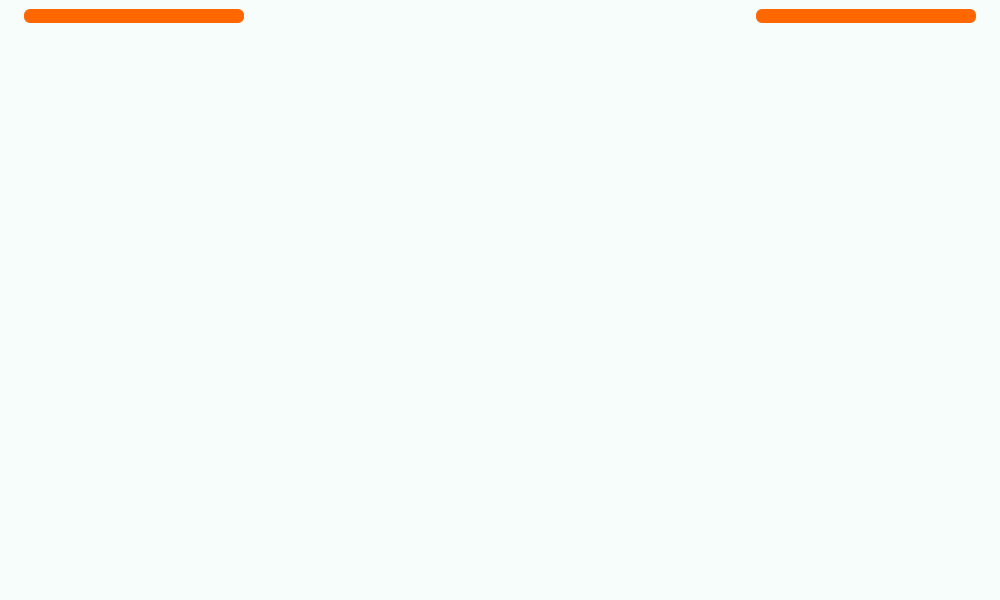
The window that main.ui (Farazist/raspberrypi-app) describes before a commit, drawn with Qt 5.
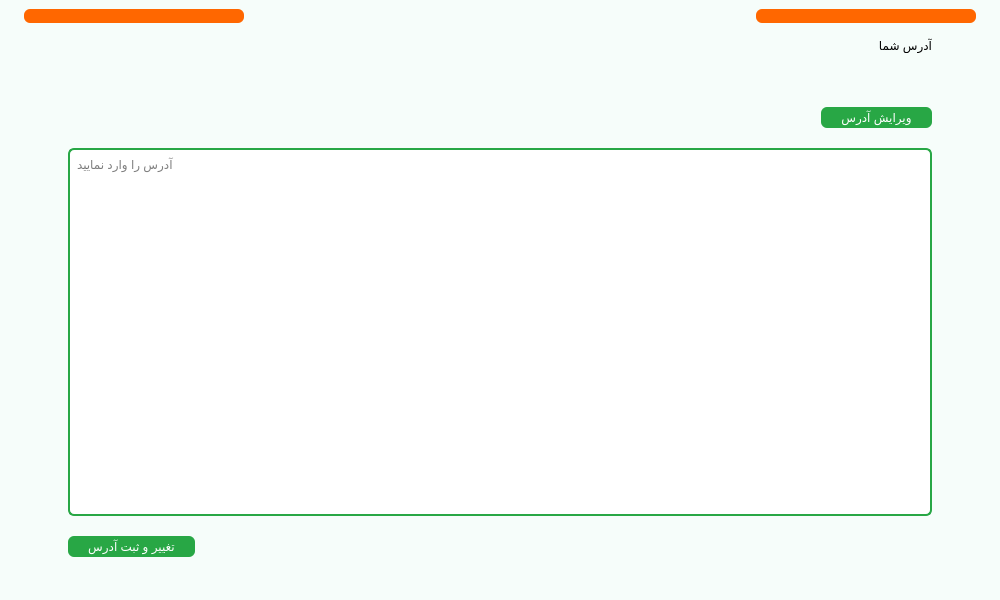
The same window after the commit. The open tabs and pages were chosen to show the change. Icons and pictures are not drawn.

```diff
--- a/main.ui
+++ b/main.ui
@@ -143,6 +143,9 @@
         <height>478</height>
        </size>
       </property>
+      <property name="layoutDirection">
+       <enum>Qt::LeftToRight</enum>
+      </property>
       <property name="currentIndex">
        <number>14</number>
       </property>
@@ -3332,7 +3335,135 @@
       <widget class="QWidget" name="pageCharity"/>
       <widget class="QWidget" name="pageEnvirnmentalProtection"/>
       <widget class="QWidget" name="pageDepositToWallet"/>
-      <widget class="QWidget" name="pageChargingResidentialUnit"/>
+      <widget class="QWidget" name="pageChargingResidentialUnit">
+       <layout class="QVBoxLayout" name="verticalLayout_33">
+        <property name="spacing">
+         <number>6</number>
+        </property>
+        <property name="leftMargin">
+         <number>9</number>
+        </property>
+        <property name="rightMargin">
+         <number>9</number>
+        </property>
+        <item>
+         <layout class="QVBoxLayout" name="verticalLayout_32">
+          <property name="spacing">
+           <number>20</number>
+          </property>
+          <property name="leftMargin">
+           <number>50</number>
+          </property>
+          <property name="rightMargin">
+           <number>50</number>
+          </property>
+          <item>
+           <layout class="QVBoxLayout" name="verticalLayout_38">
+            <item alignment="Qt::AlignRight">
+             <widget class="QLabel" name="lblAddressTitle">
+              <property name="styleSheet">
+               <string notr="true">font: 26pt &quot;IRANSans&quot;;
+color:#000000;</string>
+              </property>
+              <property name="text">
+               <string>آدرس شما</string>
+              </property>
+             </widget>
+            </item>
+            <item alignment="Qt::AlignRight">
+             <widget class="QLabel" name="lblUserAddress">
+              <property name="styleSheet">
+               <string notr="true">font: 22pt &quot;IRANSans&quot;;
+color:#000000;</string>
+              </property>
+              <property name="text">
+               <string/>
+              </property>
+             </widget>
+            </item>
+            <item alignment="Qt::AlignRight">
+             <widget class="QPushButton" name="btnChangedUserAddress">
+              <property name="styleSheet">
+               <string notr="true">QPushButton{
+background-color: #28a745;
+color: rgb(255, 255, 255);
+font: 24pt &quot;IRANSans&quot;;
+padding-left: 20px; 
+padding-right: 20px; 
+padding-top: 3px; 
+padding-bottom: 3px; 
+border: none; 
+border-radius: 6px;
+outline-style: none;
+}
+QPushButton:pressed {
+background-color: #145222;
+border-style: inset;
+}</string>
+              </property>
+              <property name="text">
+               <string>ویرایش آدرس</string>
+              </property>
+             </widget>
+            </item>
+           </layout>
+          </item>
+          <item>
+           <widget class="QTextEdit" name="tbUserNewAddress">
+            <property name="focusPolicy">
+             <enum>Qt::ClickFocus</enum>
+            </property>
+            <property name="toolTip">
+             <string>&lt;html&gt;&lt;head/&gt;&lt;body&gt;&lt;p align=&quot;right&quot;&gt;&lt;br/&gt;&lt;/p&gt;&lt;/body&gt;&lt;/html&gt;</string>
+            </property>
+            <property name="layoutDirection">
+             <enum>Qt::RightToLeft</enum>
+            </property>
+            <property name="styleSheet">
+             <string notr="true">background-color: #ffffff; 
+padding: 3px; 
+border: 2px solid #28a745;
+border-radius: 6px;
+font: 26pt &quot;IRANSansFaNum&quot;;
+color:#000000;</string>
+            </property>
+            <property name="tabChangesFocus">
+             <bool>false</bool>
+            </property>
+            <property name="placeholderText">
+             <string>آدرس را وارد نمایید</string>
+            </property>
+           </widget>
+          </item>
+          <item alignment="Qt::AlignLeft">
+           <widget class="QPushButton" name="btnUserNewAddress">
+            <property name="styleSheet">
+             <string notr="true">QPushButton{
+background-color: #28a745;
+color: rgb(255, 255, 255);
+font: 24pt &quot;IRANSans&quot;;
+padding-left: 20px; 
+padding-right: 20px; 
+padding-top: 3px; 
+padding-bottom: 3px; 
+border: none; 
+border-radius: 6px;
+outline-style: none;
+}
+QPushButton:pressed {
+background-color: #145222;
+border-style: inset;
+}</string>
+            </property>
+            <property name="text">
+             <string>تغییر و ثبت آدرس</string>
+            </property>
+           </widget>
+          </item>
+         </layout>
+        </item>
+       </layout>
+      </widget>
       <widget class="QWidget" name="pageFastDelivery">
        <layout class="QHBoxLayout" name="horizontalLayout_18">
         <property name="spacing">
```
Left out of the diff: 10 changed lines with no effect on the pictures.
